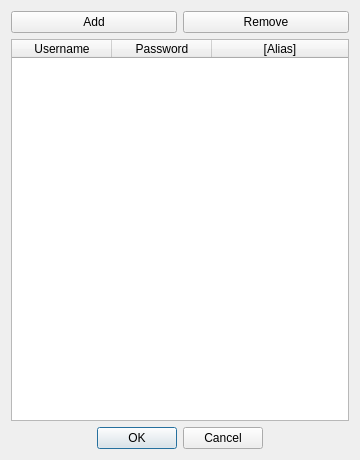
First picture: the form in ui_parts/edit.ui, repository cca2878/autobox, before the edit.
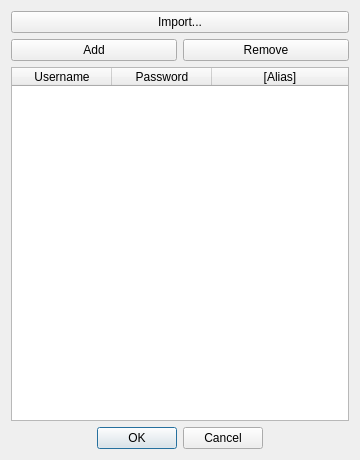
Second picture: the form after the edit.

```diff
--- a/ui_parts/edit.ui
+++ b/ui_parts/edit.ui
@@ -17,6 +17,13 @@
             <string>Edit accounts</string>
         </property>
         <layout class="QVBoxLayout" name="verticalLayout">
+   <item>
+    <widget class="QPushButton" name="btnImport">
+     <property name="text">
+      <string>Import...</string>
+     </property>
+    </widget>
+   </item>
             <item>
                 <layout class="QHBoxLayout" name="horizontalLayout">
                     <item>
```
Lines whose indentation alone changed are shown as unchanged.
